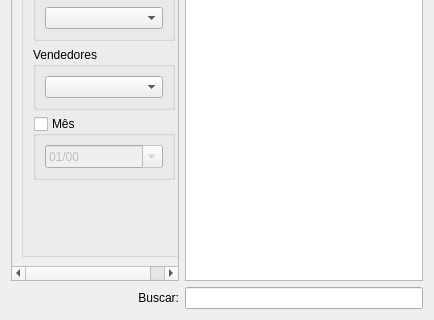
Old version of the form ui/widgetvenda.ui in the repository darktorres/ERP-STACCATO; both pictures show x 0 to 434 and y 676 to 996 of the 434 by 996 pixel window.
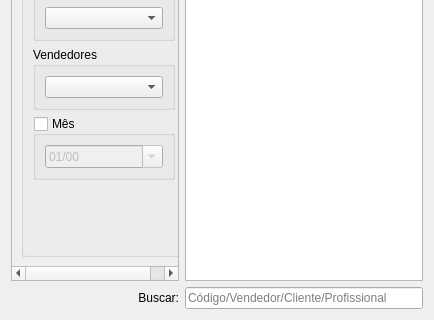
New version of the form. Custom widgets are drawn as their Qt base class.

```diff
--- a/ui/widgetvenda.ui
+++ b/ui/widgetvenda.ui
@@ -31,6 +31,9 @@
        <property name="enabled">
         <bool>true</bool>
        </property>
+       <property name="placeholderText">
+        <string>Código/Vendedor/Cliente/Profissional</string>
+       </property>
       </widget>
      </item>
      <item row="2" column="0">
```
